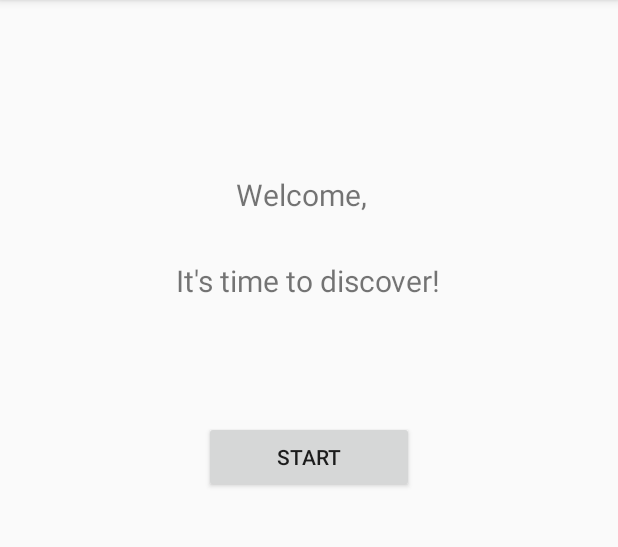
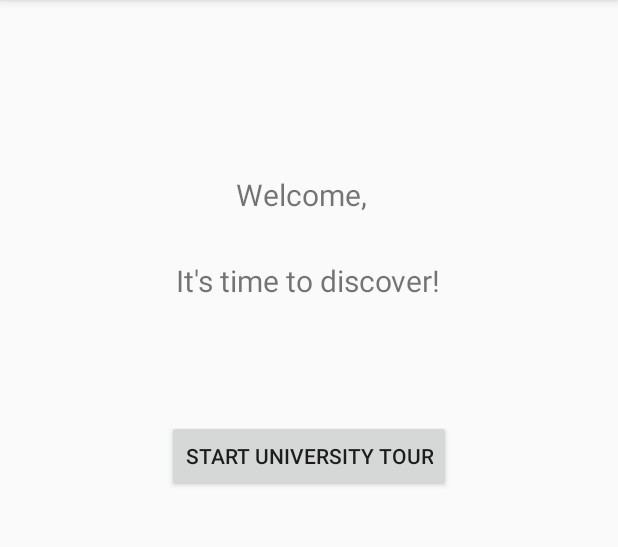
Before and after one commit to valeriikan/UniTour, an Android app: the MainActivity screen opened directly, with no data from a screen before it, on a phone screen of 412 x 824 dp, the part 84-631 px from its top. Run offline under Robolectric (Android 15) with nearby library versions, the phone set to English and light mode, and no system bars.

Commit message:
map completed

```diff
--- a/app/build.gradle
+++ b/app/build.gradle
@@ -27,5 +27,7 @@ dependencies {
     })
     compile 'com.android.support:appcompat-v7:23.4.0'
     compile 'com.android.support:design:23.4.0'
+    compile 'com.google.android.gms:play-services:10.0.1'
     testCompile 'junit:junit:4.12'
+    compile 'com.google.android.gms:play-services-maps:10.0.1'
 }
--- a/app/src/main/java/fi/oulu/unitour/activities/MainActivity.java
+++ b/app/src/main/java/fi/oulu/unitour/activities/MainActivity.java
@@ -6,10 +6,19 @@ import android.support.v7.app.AppCompatActivity;
 import android.os.Bundle;
 import android.view.Menu;
 import android.view.MenuItem;
+import android.view.View;
+import android.widget.Button;
 import android.widget.TextView;
 import android.widget.Toast;
 
+import com.google.android.gms.maps.model.CameraPosition;
+import com.google.android.gms.maps.model.LatLng;
+
 import fi.oulu.unitour.R;
+
+import static android.R.attr.fingerprintAuthDrawable;
+import static android.R.attr.onClick;
+import static android.content.Context.MODE_PRIVATE;
 
 public class MainActivity extends AppCompatActivity {
 
@@ -25,6 +34,17 @@ public class MainActivity extends AppCompatActivity {
 
         TextView tvMainName = (TextView) findViewById(R.id.tvMainName);
         tvMainName.setText(firstnamePref + " " + secondnamePref);
+
+        Button startTour = (Button) findViewById(R.id.startTourBtn);
+        startTour.setOnClickListener(new View.OnClickListener() {
+                                         @Override
+                                         public void onClick(View view) {
+                                             Intent mapIntent = new Intent(getApplicationContext(),MapActivity.class);
+                                             startActivity(mapIntent);
+                                         }
+                                     }
+        );
+
     }
 
     @Override
--- a/app/src/main/java/fi/oulu/unitour/activities/WelcomeActivity.java
+++ b/app/src/main/java/fi/oulu/unitour/activities/WelcomeActivity.java
@@ -11,6 +11,8 @@ import android.widget.Button;
 import android.widget.ImageView;
 
 import fi.oulu.unitour.R;
+
+import static android.content.Context.MODE_PRIVATE;
 
 public class WelcomeActivity extends AppCompatActivity {
 
@@ -30,6 +32,7 @@ public class WelcomeActivity extends AppCompatActivity {
             Intent intent = new Intent(this, MainActivity.class);
             intent.setFlags(Intent.FLAG_ACTIVITY_NEW_TASK | Intent.FLAG_ACTIVITY_CLEAR_TASK);
             startActivity(intent);
+
 
         } else { //if user not logged in - suggest to log in or register
             //attaching images to imageViews
--- a/app/src/main/java/fi/oulu/unitour/helpers/LoginHelper.java
+++ b/app/src/main/java/fi/oulu/unitour/helpers/LoginHelper.java
@@ -34,7 +34,7 @@ public class LoginHelper extends AsyncTask<String,Void,String> {
 
     @Override
     protected String doInBackground(String... params) {
-        String login_url = "http://unitour.tmweb.ru/login.php";
+        String login_url = "http://unitour.000webhostapp.com/login.php";
 
         try {
             String username = params[0];
@@ -83,7 +83,7 @@ public class LoginHelper extends AsyncTask<String,Void,String> {
     @Override
     protected void onPostExecute(String jsonResult) {
         loading.dismiss();
-        if (jsonResult.equals("Login error, please try again ")) {
+        if (jsonResult.equals("Login error, please try again")) {
             Toast.makeText(context, jsonResult, Toast.LENGTH_SHORT).show();
         } else {
             Toast.makeText(context, "Login success", Toast.LENGTH_SHORT).show();
--- a/app/src/main/java/fi/oulu/unitour/helpers/SignupHelper.java
+++ b/app/src/main/java/fi/oulu/unitour/helpers/SignupHelper.java
@@ -33,7 +33,7 @@ public class SignupHelper extends AsyncTask<String,Void,String> {
 
     @Override
     protected String doInBackground(String... params) {
-        String signup_url = "http://unitour.tmweb.ru/signup.php";
+        String signup_url = "http://unitour.000webhostapp.com/signup.php";
 
         try {
             String username = params[0];
@@ -91,7 +91,7 @@ public class SignupHelper extends AsyncTask<String,Void,String> {
     protected void onPostExecute(String result) {
         loading.dismiss();
         Toast.makeText(context, result, Toast.LENGTH_SHORT).show();
-        if (result.equals("Registration successful ")) {
+        if (result.equals("Registration successful")) {
             source.signupPostExecute();
         }
     }
--- a/app/src/main/res/layout/activity_main.xml
+++ b/app/src/main/res/layout/activity_main.xml
@@ -45,12 +45,12 @@
         android:text="It's time to discover!"/>
 
     <Button
-        android:layout_width="140dp"
+        android:layout_width="wrap_content"
         android:layout_height="wrap_content"
+        android:id="@+id/startTourBtn"
+        android:text="Start University Tour"
+        android:layout_below="@+id/tvTimeTo"
         android:layout_centerHorizontal="true"
-        android:layout_below="@id/tvTimeTo"
-        android:layout_marginTop="80dp"
-        android:text="Start" />
-
+        android:layout_marginTop="79dp" />
 
 </RelativeLayout>
```
Also changed, not shown: app/src/main/AndroidManifest.xml (+8 -0 lines), app/src/main/res/mipmap-hdpi/ic_launcher.png, app/src/main/res/mipmap-mdpi/ic_launcher.png, app/src/main/res/mipmap-xhdpi/ic_launcher.png, app/src/main/res/mipmap-xxhdpi/ic_launcher.png, app/src/main/res/mipmap-xxxhdpi/ic_launcher.png.
